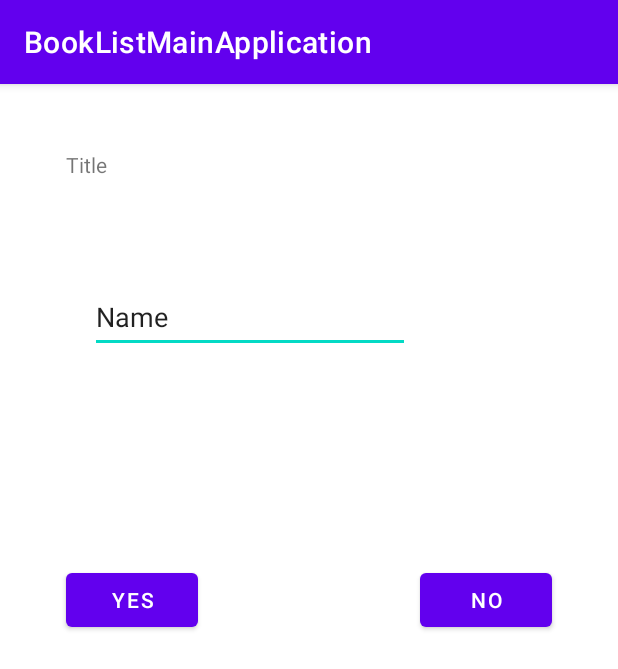
After one commit to sheepna/BookListMainApplication, an Android app: the EditBookActivity screen opened directly, with no data from a screen before it, on a phone screen of 412 x 824 dp. The commit adds this screen. Shown: the top 669 px of the screen. Run offline under Robolectric (Android 15) with nearby library versions, the phone set to English and light mode, and no system bars.

Commit message:
finish start other Activity

```diff
--- a/app/src/main/AndroidManifest.xml
+++ b/app/src/main/AndroidManifest.xml
@@ -14,6 +14,9 @@
         android:theme="@style/Theme.BookListMainApplication"
         tools:targetApi="31">
         <activity
+            android:name=".EditBookActivity"
+            android:exported="false" />
+        <activity
             android:name=".BookListMainActivity"
             android:exported="true">
             <intent-filter>
--- /dev/null
+++ b/app/src/main/java/com/jnu/booklistmainapplication/EditBookActivity.java
@@ -0,0 +1,51 @@
+package com.jnu.booklistmainapplication;
+
+import androidx.appcompat.app.AppCompatActivity;
+
+import android.content.Intent;
+import android.os.Bundle;
+import android.view.View;
+import android.widget.Button;
+import android.widget.EditText;
+
+public class EditBookActivity extends AppCompatActivity {
+
+    public static final int RESULT_CODE_SUCCESS = 666;
+    private int position;
+
+    @Override
+    protected void onCreate(Bundle savedInstanceState) {
+        super.onCreate(savedInstanceState);
+        setContentView(R.layout.activity_edit_book);
+
+        position=this.getIntent().getIntExtra("position",0);
+        String title=this.getIntent().getStringExtra("title");
+
+        EditText editTextTitle=findViewById(R.id.editTextTextPersonName);
+
+        if(null!=title){
+            editTextTitle.setText(title);
+        }
+        Button buttonOk=findViewById(R.id.button_yes);
+        buttonOk.setOnClickListener(new View.OnClickListener() {
+            @Override
+            public void onClick(View view) {
+                Intent intent =new Intent() ;
+                Bundle bundle =new Bundle() ;
+                bundle .putString("title",editTextTitle.getText().toString());
+                bundle.putInt("position",position );
+
+                intent .putExtras(bundle);
+                setResult(RESULT_CODE_SUCCESS,intent);
+                EditBookActivity.this.finish();
+            }
+        });
+        Button buttonNo=findViewById(R.id.button_no);
+        buttonNo.setOnClickListener(new View.OnClickListener() {
+            @Override
+            public void onClick(View view) {
+                EditBookActivity.this.finish();
+            }
+        });
+    }
+}
--- /dev/null
+++ b/app/src/main/res/layout/activity_edit_book.xml
@@ -0,0 +1,54 @@
+<?xml version="1.0" encoding="utf-8"?>
+<androidx.constraintlayout.widget.ConstraintLayout xmlns:android="http://schemas.android.com/apk/res/android"
+    xmlns:app="http://schemas.android.com/apk/res-auto"
+    xmlns:tools="http://schemas.android.com/tools"
+    android:id="@+id/constraintlayout"
+    android:layout_width="match_parent"
+    android:layout_height="match_parent"
+    tools:context=".EditBookActivity" >
+
+    <TextView
+        android:id="@+id/text_view_edit_book"
+        android:layout_width="wrap_content"
+        android:layout_height="wrap_content"
+        android:layout_marginStart="44dp"
+        android:layout_marginTop="44dp"
+        android:text="@string/textview1"
+        app:layout_constraintStart_toStartOf="parent"
+        app:layout_constraintTop_toTopOf="parent" />
+
+    <EditText
+        android:id="@+id/editTextTextPersonName"
+        android:layout_width="wrap_content"
+        android:layout_height="wrap_content"
+        android:layout_marginStart="60dp"
+        android:layout_marginTop="68dp"
+        android:autofillHints=""
+        android:ems="10"
+        android:inputType="textPersonName"
+        android:minHeight="48dp"
+        android:text="@string/name"
+        app:layout_constraintStart_toStartOf="parent"
+        app:layout_constraintTop_toBottomOf="@+id/text_view_edit_book" />
+
+    <Button
+        android:id="@+id/button_yes"
+        android:layout_width="wrap_content"
+        android:layout_height="wrap_content"
+        android:layout_marginStart="44dp"
+        android:layout_marginBottom="400dp"
+        android:text="@string/button2"
+        app:layout_constraintBottom_toBottomOf="parent"
+        app:layout_constraintStart_toStartOf="parent"
+        tools:ignore="DuplicateSpeakableTextCheck" />
+
+    <Button
+        android:id="@+id/button_no"
+        android:layout_width="wrap_content"
+        android:layout_height="wrap_content"
+        android:layout_marginEnd="44dp"
+        android:layout_marginBottom="400dp"
+        android:text="@string/button1"
+        app:layout_constraintBottom_toBottomOf="parent"
+        app:layout_constraintEnd_toEndOf="parent" />
+</androidx.constraintlayout.widget.ConstraintLayout>
--- a/app/src/main/res/values/strings.xml
+++ b/app/src/main/res/values/strings.xml
@@ -1,9 +1,13 @@
 <resources>
     <string name="app_name">BookListMainApplication</string>
-    <string name="textview">TextView</string>
     <string name="todo">TODO</string>
     <string name="confirmation">Confirmation</string>
     <string name="sure_to_delete">"Are you sure to delete "</string>
     <string name="yes">Yes</string>
     <string name="no">No</string>
+    <string name="textview">TextView</string>
+    <string name="textview1">Title</string>
+    <string name="name">Name</string>
+    <string name="button1">No</string>
+    <string name="button2">Yes</string>
 </resources>
```
Also changed, not shown: app/src/main/java/com/jnu/booklistmainapplication/BookListMainActivity.java (+24 -3 lines), app/src/main/res/layout/item_layout.xml (+4 -3 lines).
